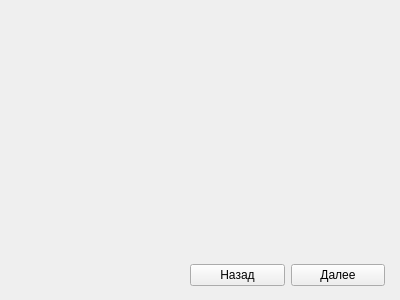
The window that Program/App/circlewindow.ui (LebedevArtemiy/OurProject_pr4) describes before a commit, drawn with Qt 5.
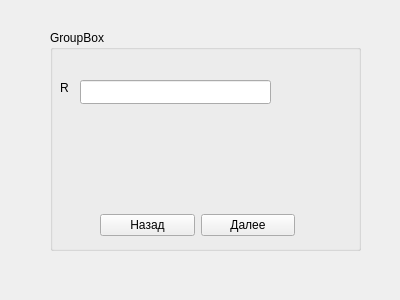
The same window after the commit.

```diff
--- a/Program/App/circlewindow.ui
+++ b/Program/App/circlewindow.ui
@@ -13,11 +13,23 @@
   <property name="windowTitle">
    <string>Form</string>
   </property>
-  <widget class="QWidget" name="">
+  <widget class="QGroupBox" name="groupBox">
    <property name="geometry">
     <rect>
-     <x>190</x>
-     <y>260</y>
+     <x>50</x>
+     <y>30</y>
+     <width>311</width>
+     <height>221</height>
+    </rect>
+   </property>
+   <property name="title">
+    <string>GroupBox</string>
+   </property>
+   <widget class="QWidget" name="layoutWidget">
+    <property name="geometry">
+     <rect>
+      <x>50</x>
+      <y>180</y>
      <width>195</width>
      <height>30</height>
     </rect>
@@ -38,6 +50,33 @@
      </widget>
     </item>
    </layout>
+   </widget>
+   <widget class="QLabel" name="label">
+    <property name="geometry">
+     <rect>
+      <x>10</x>
+      <y>50</y>
+      <width>21</width>
+      <height>16</height>
+     </rect>
+    </property>
+    <property name="text">
+     <string>R</string>
+    </property>
+   </widget>
+   <widget class="QLineEdit" name="Radius">
+    <property name="geometry">
+     <rect>
+      <x>30</x>
+      <y>50</y>
+      <width>191</width>
+      <height>24</height>
+     </rect>
+    </property>
+    <property name="text">
+     <string/>
+    </property>
+   </widget>
   </widget>
  </widget>
  <resources/>
```
Lines whose indentation alone changed are shown as unchanged.
